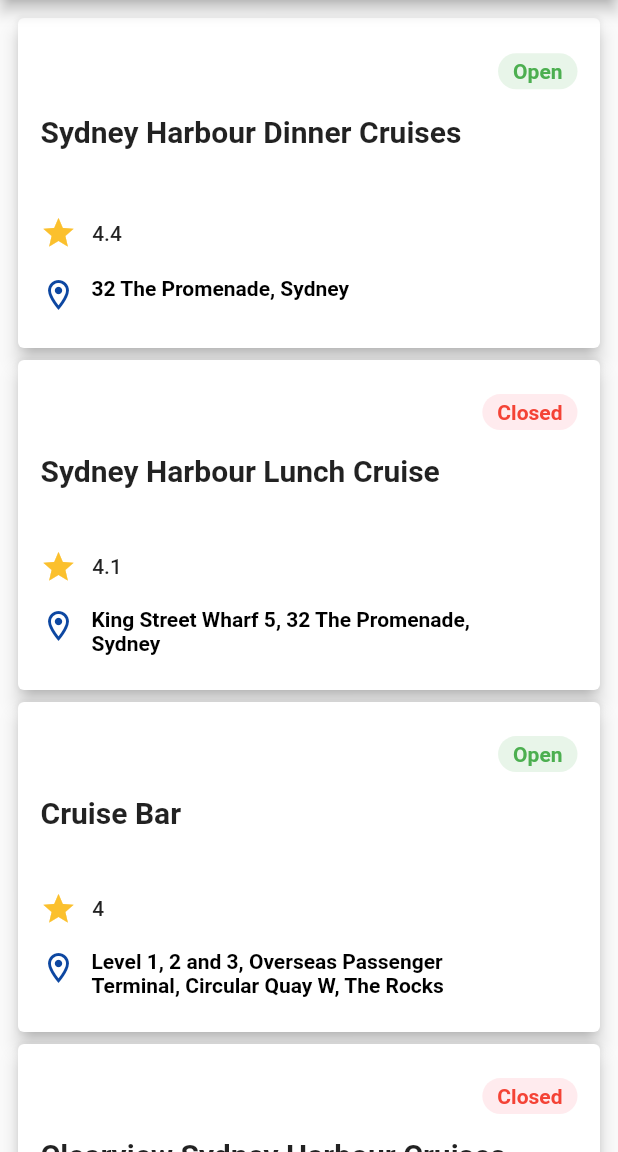
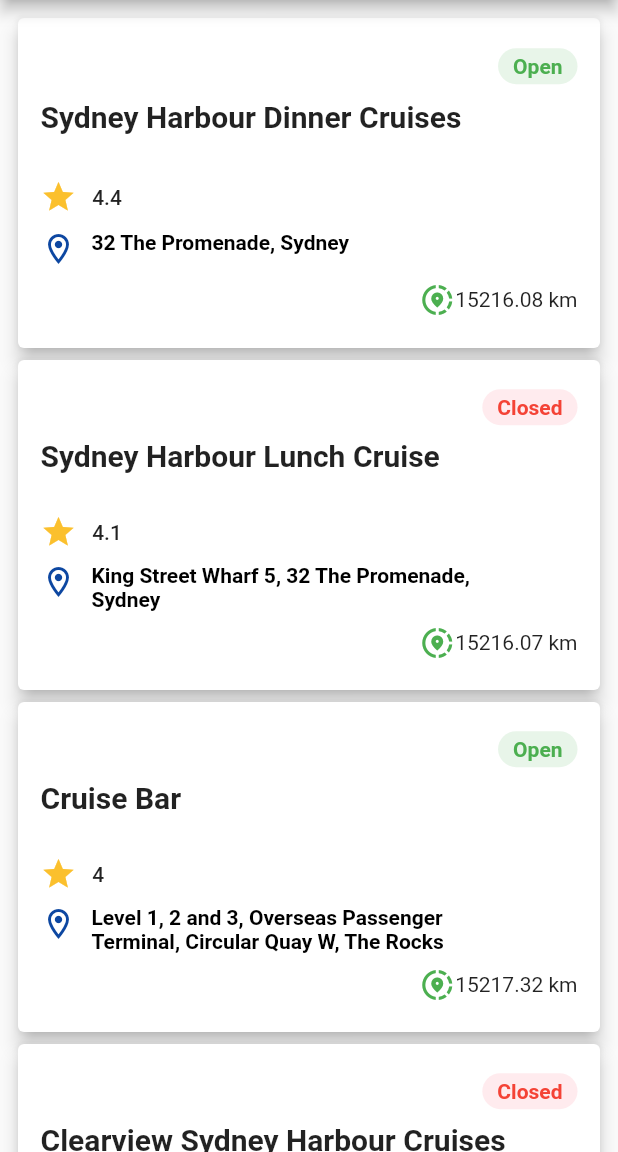
Before and after one commit to tusharbansal22/nearby-eye-hospitals-flutter, a Flutter app: the screen it shows after launch, after a tap on "Show me nearby eye hospitals", on a phone screen of 412 x 824 dp, the part 84-1236 px from its top. Run offline on Flutter 3.47's test engine with Material 2 defaults, Android fonts, the phone set to English and light mode, and no system bars; our stand-ins replace geolocator; missing offline and left inert: device_imei, device_information, mobile_number; network calls fail.

Commit message:
added distance

```diff
--- a/NearBy-Hospitals-to-my-location-main/lib/nearPlaces/near_place.dart
+++ b/NearBy-Hospitals-to-my-location-main/lib/nearPlaces/near_place.dart
@@ -2,6 +2,7 @@ import 'dart:convert';
 import 'dart:developer';
 
 import 'package:flutter/material.dart';
+import 'package:geolocator/geolocator.dart';
 import 'package:http/http.dart' as http;
 
 class NearByPlaces extends StatefulWidget {
@@ -396,14 +397,12 @@ class _NearByPlacesState extends State<NearByPlaces> {
   @override
   void initState() {
     fetchAlbum();
-
     // TODO: implement initState
   }
 
 
   Future fetchAlbum() async {
     try {
-
       print('okkkkk');
       final client = http.Client();
 
@@ -453,10 +452,6 @@ class _NearByPlacesState extends State<NearByPlaces> {
       print(e);
     }
   }
-
-
-
-
 
   @override
   Widget build(BuildContext context) {
@@ -516,6 +511,13 @@ class _NearByPlacesState extends State<NearByPlaces> {
             child: Text("${jsonResponse["results"][index]["vicinity"].toString()}", style: TextStyle(fontSize: 14,fontWeight: FontWeight.bold,color: Colors.black),)),
                             ],
                           ),
+                          Row(
+                            mainAxisAlignment: MainAxisAlignment.end,
+                            children: [
+                              Icon(Icons.share_location_sharp,color: Colors.green,),
+                              Text("${((Geolocator.distanceBetween(double.parse(widget.lati), double.parse(widget.longi), jsonResponse["results"][index]['geometry']['location']['lat'], jsonResponse["results"][index]['geometry']['location']['lng']))/1000).toStringAsFixed(2) } km")
+                            ],
+                          )
                         ],
                       ),
                     ),
```
Also changed, not shown: 1 other file.
